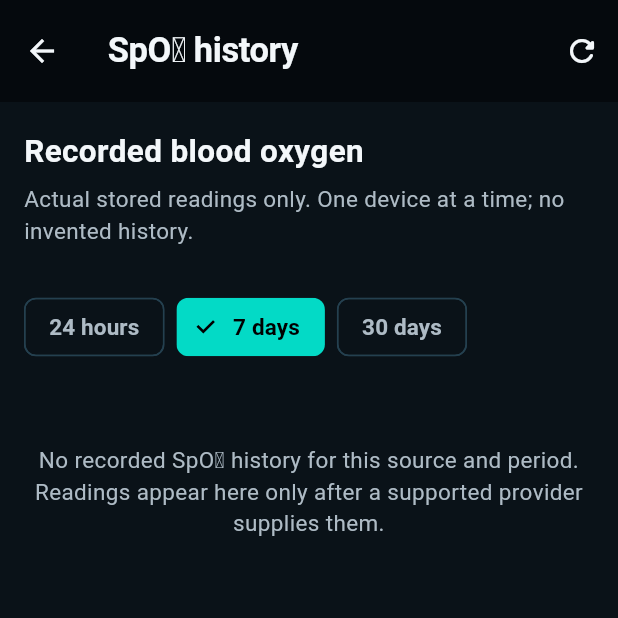
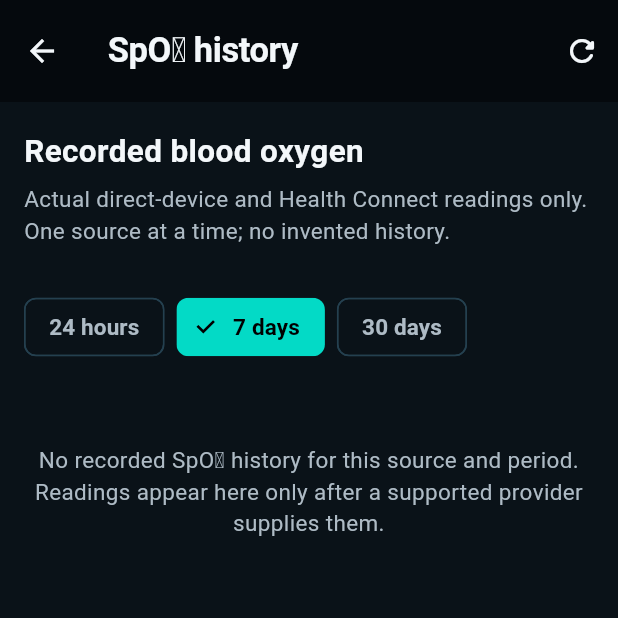
Before and after one commit to rustnrum/HealthyMe-Beta, a Flutter app: the SpO2HistoryScreen screen opened by its route, after a tap on the "refresh" icon, on a phone screen of 412 x 824 dp, the top half of it. Run offline on Flutter 3.47's test engine with Material 3 defaults, Android fonts, the phone set to English and light mode, and no system bars; our stand-ins replace fl_chart, flutter_riverpod, image_picker, permission_handler, shared_preferences; missing offline and left inert: health; accounts and stored records are empty.

Commit message:
Healthy Me Beta v0.10 source hub

```diff
--- a/lib/screens/home_screen.dart
+++ b/lib/screens/home_screen.dart
@@ -11,6 +11,7 @@ import '../state/health_sync_provider.dart';
 import '../state/navigation_provider.dart';
 import '../state/today_plan_state.dart';
 import '../state/workout_state.dart';
+import '../widgets/device_battery_indicator.dart';
 import '../widgets/salus_widgets.dart';
 import '../widgets/salus_mountain_background.dart';
 
@@ -232,7 +233,7 @@ class HomeScreen extends ConsumerWidget {
                           : 'Latest reading',
                       color: AppTheme.purple,
                       onTap: () =>
-                          Navigator.of(context).pushNamed('/health'),
+                          Navigator.of(context).pushNamed('/spo2-history'),
                     ),
                   ),
                 ),
@@ -577,18 +578,11 @@ class _BatteryChip extends StatelessWidget {
         child: Row(
           mainAxisSize: MainAxisSize.min,
           children: [
-            const Icon(
-              Icons.battery_charging_full_rounded,
-              color: AppTheme.mint,
-              size: 16,
-            ),
-            const SizedBox(width: 5),
-            Text(
-              '${item.device.name} ${item.value.round()}%',
-              style: const TextStyle(
-                color: AppTheme.textSecondary,
-                fontSize: 11.7,
-                fontWeight: FontWeight.w700,
+            Tooltip(
+              message: item.device.name,
+              child: SalusDeviceBatteryIndicator(
+                deviceKind: item.device.deviceKind,
+                percentage: item.value,
               ),
             ),
           ],
--- a/lib/screens/spo2_history_screen.dart
+++ b/lib/screens/spo2_history_screen.dart
@@ -5,6 +5,8 @@ import 'package:flutter_riverpod/flutter_riverpod.dart';
 
 import '../core/theme/app_theme.dart';
 import '../services/direct_metric_service.dart';
+import '../services/spo2_history_service.dart';
+import '../services/source_name_service.dart';
 import '../state/app_state.dart';
 
 /// Stored measurements only. Never invent earlier readings or blend sources.
@@ -15,15 +17,20 @@ class SpO2HistoryScreen extends ConsumerStatefulWidget {
 }
 
 class _SpO2HistoryScreenState extends ConsumerState<SpO2HistoryScreen> {
-  late Future<List<DirectMetricSample>> _future;
+  late Future<SpO2HistoryResult> _future;
   String _range = '7 days';
   String? _sourceId;
 
   @override
   void initState() {
     super.initState();
-    _future = DirectMetricService().loadSamples();
+    _future = _load();
   }
+
+  Future<SpO2HistoryResult> _load() =>
+      const SpO2HistoryService().load(
+        healthConnectAuthorized: ref.read(appStateProvider).health.authorized,
+      );
 
   @override
   Widget build(BuildContext context) {
@@ -34,27 +41,24 @@ class _SpO2HistoryScreenState extends ConsumerState<SpO2HistoryScreen> {
         IconButton(
           tooltip: 'Refresh stored readings',
           onPressed: () => setState(() =>
-              _future = DirectMetricService().loadSamples()),
+              _future = _load()),
           icon: const Icon(Icons.refresh_rounded),
         ),
       ]),
-      body: FutureBuilder<List<DirectMetricSample>>(
+      body: FutureBuilder<SpO2HistoryResult>(
         future: _future,
         builder: (context, snapshot) {
-          final all = (snapshot.data ?? const <DirectMetricSample>[])
-              .where((s) => (s.metric == 'SpO2' || s.metric == 'SpO₂') &&
-                  s.value >= 0 && s.value <= 100)
-              .toList()
-            ..sort((a, b) => a.capturedAt.compareTo(b.capturedAt));
+          final all = snapshot.data?.readings ?? const <DirectMetricSample>[];
           final sources = <String, String>{};
           for (final s in all) {
             sources[s.sourceId] = s.deviceName;
           }
-          final selected = _sourceId != null && sources.containsKey(_sourceId)
-              ? _sourceId
-              : configured != null && sources.containsKey(configured)
-                  ? configured
-                  : all.isEmpty ? null : all.last.sourceId;
+          final selected = _sourceId ??
+              ((configured != null && configured != 'Auto')
+                  ? sources.keys.where((source) =>
+                      SourceNameService.sameProvider(source, configured))
+                      .firstOrNull ?? configured
+                  : all.isEmpty ? null : all.last.sourceId);
           final days = _range == '24 hours' ? 1 : _range == '7 days' ? 7 : 30;
           final cutoff = DateTime.now().subtract(Duration(days: days));
           final filtered = all.where((s) =>
@@ -70,12 +74,18 @@ class _SpO2HistoryScreenState extends ConsumerState<SpO2HistoryScreen> {
                   fontWeight: FontWeight.w700)),
               const SizedBox(height: 7),
               const Text(
-                'Actual stored readings only. One device at a time; no invented history.',
+                'Actual direct-device and Health Connect readings only. One source at a time; no invented history.',
                 style: TextStyle(color: AppTheme.textSecondary),
               ),
               const SizedBox(height: 16),
+              if (snapshot.data?.warning != null)
+                Padding(
+                  padding: const EdgeInsets.only(bottom: 12),
+                  child: Text(snapshot.data!.warning!,
+                      style: const TextStyle(color: AppTheme.amber)),
+                ),
               if (sources.isNotEmpty) DropdownButtonFormField<String>(
-                initialValue: selected,
+                initialValue: sources.containsKey(selected) ? selected : null,
                 decoration: const InputDecoration(labelText: 'Measurement source'),
                 dropdownColor: AppTheme.surface,
                 items: [
@@ -95,7 +105,10 @@ class _SpO2HistoryScreenState extends ConsumerState<SpO2HistoryScreen> {
                   ),
               ]),
               const SizedBox(height: 14),
-              if (snapshot.connectionState == ConnectionState.waiting)
+              if (snapshot.hasError)
+                const Text('Could not load recorded SpO₂ history.',
+                    style: TextStyle(color: AppTheme.textSecondary))
+              else if (snapshot.connectionState == ConnectionState.waiting)
                 const Center(child: CircularProgressIndicator())
               else if (latest == null)
                 const Padding(
--- /dev/null
+++ b/lib/services/spo2_history_service.dart
@@ -0,0 +1,101 @@
+import 'dart:io';
+
+import 'package:health/health.dart';
+
+import 'direct_metric_service.dart';
+import 'source_name_service.dart';
+
+/// A recorded SpO2 measurement with its original provider ID, timestamp, and
+/// value. Salus never blends measurements from different providers.
+class SpO2HistoryResult {
+  final List<DirectMetricSample> readings;
+  final String? warning;
+
+  const SpO2HistoryResult({required this.readings, this.warning});
+}
+
+class SpO2HistoryService {
+  const SpO2HistoryService();
+
+  Future<SpO2HistoryResult> load({
+    required bool healthConnectAuthorized,
+  }) async {
+    final readings = <DirectMetricSample>[
+      ...await DirectMetricService().loadSamples(),
+    ];
+    String? warning;
+
+    // Health Connect is a transport, not a source. Preserve each record's
+    // DataOrigin so a selected watch/app cannot silently use another source.
+    if (healthConnectAuthorized && Platform.isAndroid) {
+      try {
+        final health = Health();
+        await health.configure();
+        final now = DateTime.now();
+        final points = await health.getHealthDataFromTypes(
+          types: const [HealthDataType.BLOOD_OXYGEN],
+          startTime: now.subtract(const Duration(days: 30)),
+          endTime: now,
+          preferredUnits: const {
+            HealthDataType.BLOOD_OXYGEN: HealthDataUnit.PERCENT,
+          },
+        );
+        for (final point in points) {
+          if (point.type != HealthDataType.BLOOD_OXYGEN ||
+              point.value is! NumericHealthValue) {
+            continue;
+          }
+          final numeric =
+              (point.value as NumericHealthValue).numericValue.toDouble();
+          if (!numeric.isFinite || numeric < 0 || numeric > 100) continue;
+          final sourceId = SourceNameService.key(
+            sourceId: point.sourceId,
+            sourceName: point.sourceName,
+          );
+          if (SourceNameService.isTransportOnly(sourceId)) continue;
+          readings.add(
+            DirectMetricSample(
+              sourceId: sourceId,
+              deviceId: sourceId,
+              deviceName: SourceNameService.displayFor(
+                sourceId: point.sourceId,
+                sourceName: point.sourceName,
+              ),
+              metric: 'SpO2',
+              value: numeric,
+              unit: '%',
+              capturedAt: point.dateTo,
+            ),
+          );
+        }
+      } catch (_) {
+        warning = 'Health Connect SpO₂ history could not be loaded. '
+            'Direct-device readings are still shown.';
+      }
+    }
+    return SpO2HistoryResult(readings: normalized(readings), warning: warning);
+  }
+
+  /// Deduplicate within each source, never across providers, then time-sort.
+  /// This also prevents an invalid reading from entering the chart.
+  static List<DirectMetricSample> normalized(
+    Iterable<DirectMetricSample> samples,
+  ) {
+    final unique = <String, DirectMetricSample>{};
+    for (final sample in samples) {
+      if (sample.metric != 'SpO2' && sample.metric != 'SpO₂') continue;
+      if (!sample.value.isFinite || sample.value < 0 || sample.value > 100) {
+        continue;
+      }
+      if (sample.sourceId.isEmpty ||
+          SourceNameService.isTransportOnly(sample.sourceId)) {
+        continue;
+      }
+      final key = '${sample.sourceId}|'
+          '${sample.capturedAt.millisecondsSinceEpoch}|${sample.value}';
+      unique[key] = sample;
+    }
+    return unique.values.toList()
+      ..sort((a, b) => a.capturedAt.compareTo(b.capturedAt));
+  }
+}
--- a/pubspec.yaml
+++ b/pubspec.yaml
@@ -1,7 +1,7 @@
 name: healthy_me
 description: Salus by Rust N Rum - a personal health journal and body command center.
 publish_to: 'none'
-version: 0.21.3+41
+version: 0.21.4+42
 environment:
   sdk: '>=3.12.0 <4.0.0'
 
```
Also changed, not shown: 4 other files.
